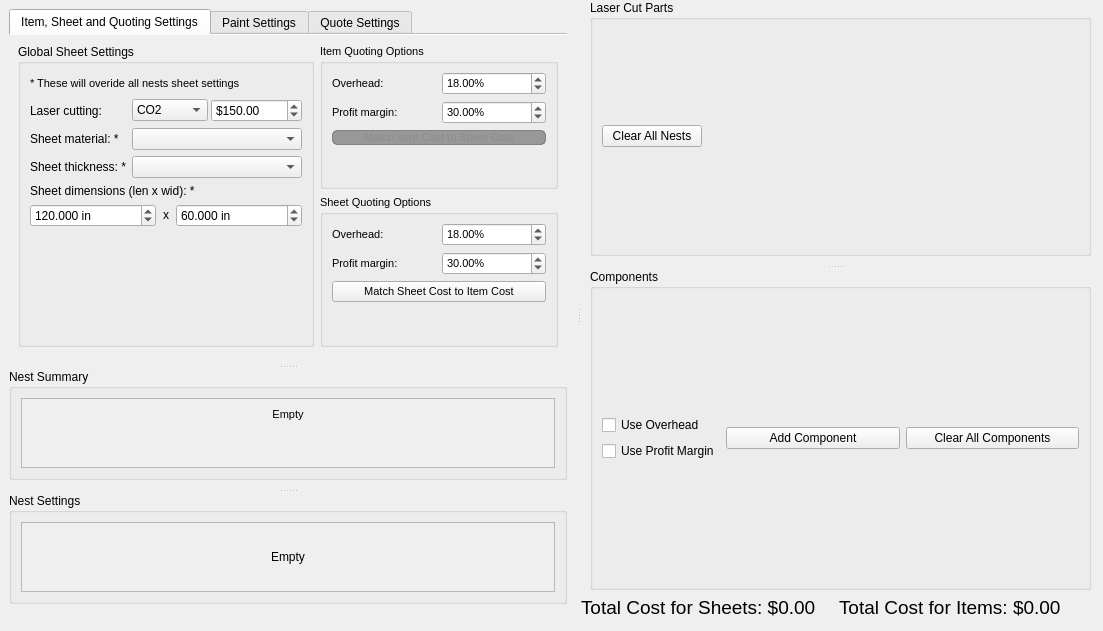
The window that ui/quote_widget.ui (TheCodingJsoftware/Invigo) describes before a commit, drawn with Qt 5.
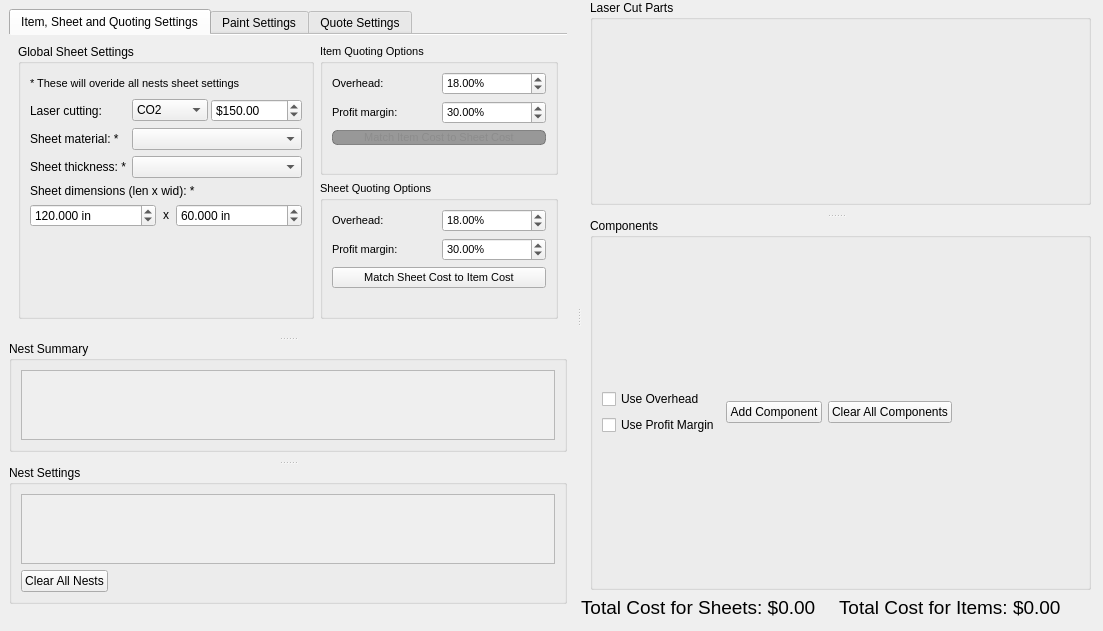
The same window after the commit.

What changed in the file:
```diff
--- a/ui/quote_widget.ui
+++ b/ui/quote_widget.ui
@@ -1214,8 +1214,8 @@
                        <rect>
                         <x>0</x>
                         <y>0</y>
-                        <width>501</width>
-                        <height>79</height>
+                        <width>518</width>
+                        <height>69</height>
                        </rect>
                       </property>
                       <property name="sizePolicy">
@@ -1233,24 +1233,6 @@
                          <property name="horizontalSpacing">
                           <number>0</number>
                          </property>
-                         <item row="0" column="0">
-                          <widget class="QLabel" name="label_27">
-                           <property name="font">
-                            <font>
-                             <family>MS Shell Dlg 2</family>
-                             <pointsize>8</pointsize>
-                             <weight>50</weight>
-                             <bold>false</bold>
-                            </font>
-                           </property>
-                           <property name="text">
-                            <string>Empty</string>
-                           </property>
-                           <property name="alignment">
-                            <set>Qt::AlignCenter</set>
-                           </property>
-                          </widget>
-                         </item>
                         </layout>
                        </item>
                        <item>
@@ -1285,18 +1267,6 @@
                 </property>
                 <item>
                  <widget class="QGroupBox" name="groupBox_17">
-                  <property name="sizePolicy">
-                   <sizepolicy hsizetype="Preferred" vsizetype="Preferred">
-                    <horstretch>0</horstretch>
-                    <verstretch>3</verstretch>
-                   </sizepolicy>
-                  </property>
-                  <property name="minimumSize">
-                   <size>
-                    <width>0</width>
-                    <height>0</height>
-                   </size>
-                  </property>
                   <property name="title">
                    <string>Nest Settings</string>
                   </property>
@@ -1314,9 +1284,6 @@
                     <layout class="QVBoxLayout" name="verticalLayout_35">
                      <item>
                       <widget class="QScrollArea" name="scrollArea_5">
-                       <property name="styleSheet">
-                        <string notr="true"/>
-                       </property>
                        <property name="widgetResizable">
                         <bool>true</bool>
                        </property>
@@ -1329,9 +1296,6 @@
                           <height>69</height>
                          </rect>
                         </property>
-                        <property name="styleSheet">
-                         <string notr="true"/>
-                        </property>
                         <layout class="QVBoxLayout" name="verticalLayout_36">
                          <property name="spacing">
                           <number>0</number>
@@ -1349,18 +1313,7 @@
                           <number>0</number>
                          </property>
                          <item>
-                          <layout class="QVBoxLayout" name="verticalLayout_sheets_2">
-                           <item>
-                            <widget class="QLabel" name="label_28">
-                             <property name="text">
-                              <string>Empty</string>
-                             </property>
-                             <property name="alignment">
-                              <set>Qt::AlignCenter</set>
-                             </property>
-                            </widget>
-                           </item>
-                          </layout>
+                          <layout class="QVBoxLayout" name="verticalLayout_sheets_2"/>
                          </item>
                         </layout>
                        </widget>
@@ -1368,6 +1321,25 @@
                      </item>
                     </layout>
                    </item>
+                   <item>
+                    <widget class="QPushButton" name="pushButton_clear_all_nests">
+                     <property name="sizePolicy">
+                      <sizepolicy hsizetype="Fixed" vsizetype="Fixed">
+                       <horstretch>0</horstretch>
+                       <verstretch>0</verstretch>
+                      </sizepolicy>
+                     </property>
+                     <property name="maximumSize">
+                      <size>
+                       <width>16777215</width>
+                       <height>16777215</height>
+                      </size>
+                     </property>
+                     <property name="text">
+                      <string>Clear All Nests</string>
+                     </property>
+                    </widget>
+                   </item>
                   </layout>
                  </widget>
                 </item>
@@ -1434,19 +1406,6 @@
                 </property>
                </layout>
               </item>
-              <item>
-               <widget class="QPushButton" name="pushButton_clear_all_nests">
-                <property name="maximumSize">
-                 <size>
-                  <width>100</width>
-                  <height>16777215</height>
-                 </size>
-                </property>
-                <property name="text">
-                 <string>Clear All Nests</string>
-                </property>
-               </widget>
-              </item>
              </layout>
             </widget>
            </item>
@@ -1459,12 +1418,6 @@
            </property>
            <item>
             <widget class="QGroupBox" name="groupBox_8">
-             <property name="sizePolicy">
-              <sizepolicy hsizetype="Preferred" vsizetype="Minimum">
-               <horstretch>0</horstretch>
-               <verstretch>0</verstretch>
-              </sizepolicy>
-             </property>
              <property name="title">
               <string>Components</string>
              </property>
@@ -1473,7 +1426,7 @@
                <layout class="QVBoxLayout" name="verticalLayout_49"/>
               </item>
               <item>
-               <layout class="QHBoxLayout" name="horizontalLayout_17" stretch="0,1,1">
+               <layout class="QHBoxLayout" name="horizontalLayout_17" stretch="0,0,0,0">
                 <item>
                  <layout class="QVBoxLayout" name="verticalLayout_56">
                   <item>
@@ -1494,6 +1447,12 @@
                 </item>
                 <item>
                  <widget class="QPushButton" name="pushButton_add_component_2">
+                  <property name="sizePolicy">
+                   <sizepolicy hsizetype="Fixed" vsizetype="Fixed">
+                    <horstretch>0</horstretch>
+                    <verstretch>0</verstretch>
+                   </sizepolicy>
+                  </property>
                   <property name="text">
                    <string>Add Component</string>
                   </property>
@@ -1501,11 +1460,30 @@
                 </item>
                 <item>
                  <widget class="QPushButton" name="pushButton_clear_all_components_2">
+                  <property name="sizePolicy">
+                   <sizepolicy hsizetype="Fixed" vsizetype="Fixed">
+                    <horstretch>0</horstretch>
+                    <verstretch>0</verstretch>
+                   </sizepolicy>
+                  </property>
                   <property name="text">
                    <string>Clear All Components</string>
                   </property>
                  </widget>
                 </item>
+                <item>
+                 <spacer name="horizontalSpacer">
+                  <property name="orientation">
+                   <enum>Qt::Horizontal</enum>
+                  </property>
+                  <property name="sizeHint" stdset="0">
+                   <size>
+                    <width>40</width>
+                    <height>20</height>
+                   </size>
+                  </property>
+                 </spacer>
+                </item>
                </layout>
               </item>
              </layout>
```
Left out of the diff: 1 changed line with no effect on the pictures.
